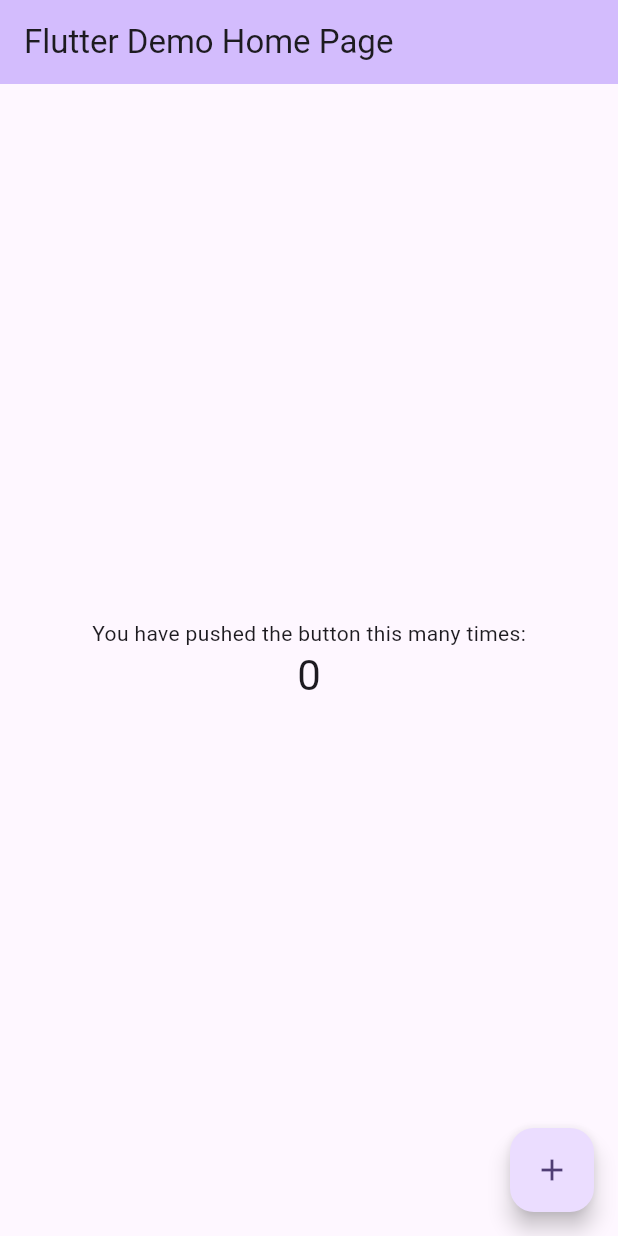
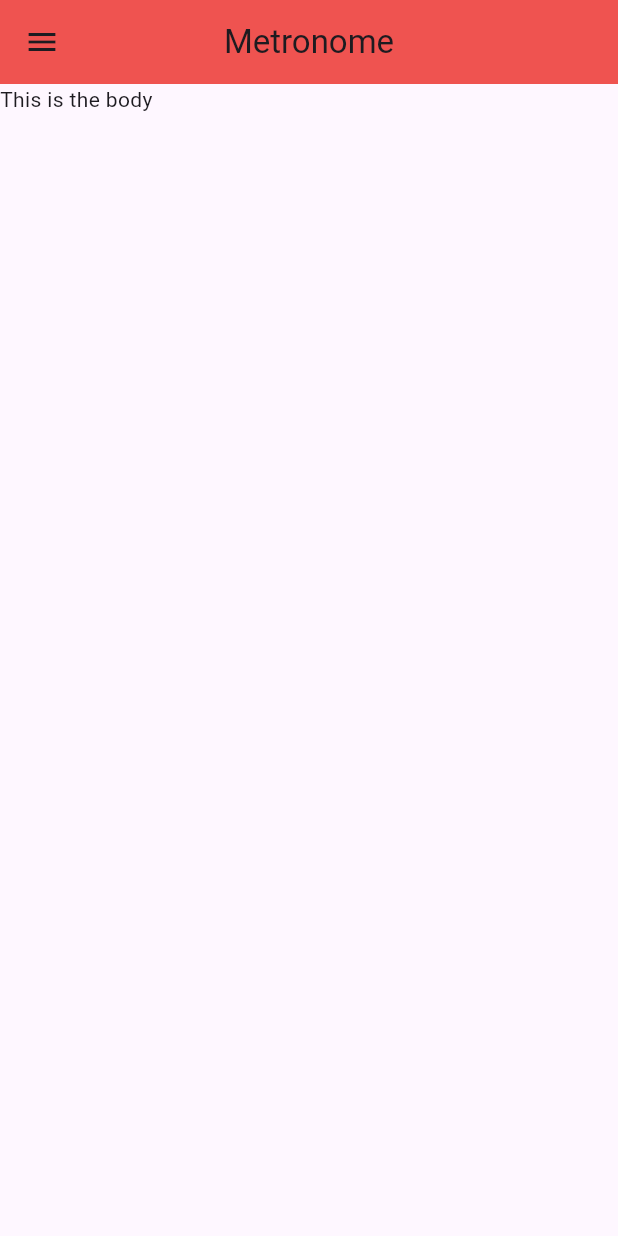
Before and after one commit to AdnanKhaleeli/MetronomeAPP, a Flutter app: the screen it shows after launch, on a phone screen of 412 x 824 dp. Run offline on Flutter 3.47's test engine with Material 3 defaults, Android fonts, the phone set to English and light mode, and no system bars; missing offline and left inert: mongo_dart.

Commit message:
Drawer and general layout set up

```diff
--- a/lib/main.dart
+++ b/lib/main.dart
@@ -8,89 +8,41 @@ void main() async {
    await db.open();
 
   print('Connected to database: ${db.databaseName}');
-  runApp(const MyApp());
+  runApp(const Metronome());
 
 
 }
 
-class MyApp extends StatelessWidget {
-  const MyApp({super.key});
+class Metronome extends StatefulWidget {
+  const Metronome({super.key});
 
-  // This widget is the root of your application.
+  @override
+  State<Metronome> createState() => _Metronome();
+}
+
+class _Metronome extends State<Metronome> {
   @override
   Widget build(BuildContext context) {
-    return MaterialApp(
-      title: 'Metronome',
-      theme: ThemeData(
-
-        colorScheme: ColorScheme.fromSeed(seedColor: Colors.deepPurple),
-        useMaterial3: true,
-      ),
-      home: const MyHomePage(title: 'Flutter Demo Home Page'),
+    return  MaterialApp(
+      home: Scaffold(
+        appBar: AppBar(
+          title: const Text('Metronome'),
+          centerTitle: true,
+          backgroundColor: Colors.red[400],
+        ),
+        drawer:  Drawer(
+          child: ListView(
+            padding: const EdgeInsets.all(0),
+            children: <Widget>[
+              ListTile(
+                title: const Text('Hello there'),
+                onTap: () {},
+              )
+            ],
+          )
+        ),
+        body: const Text("This is the body")
+      )
     );
   }
 }
-
-class MyHomePage extends StatefulWidget {
-  const MyHomePage({super.key, required this.title});
-
-  final String title;
-
-  @override
-  State<MyHomePage> createState() => _MyHomePageState();
-}
-
-class _MyHomePageState extends State<MyHomePage> {
-  int _counter = 0;
-
-  void _incrementCounter() {
-    setState(() {
-      // This call to setState tells the Flutter framework that something has
-      // changed in this State, which causes it to rerun the build method below
-      // so that the display can reflect the updated values. If we changed
-      // _counter without calling setState(), then the build method would not be
-      // called again, and so nothing would appear to happen.
-      _counter++;
-    });
-  }
-
-  @override
-  Widget build(BuildContext context) {
-    // This method is rerun every time setState is called, for instance as done
-    // by the _incrementCounter method above.
-    //
-    // The Flutter framework has been optimized to make rerunning build methods
-    // fast, so that you can just rebuild anything that needs updating rather
-    // than having to individually change instances of widgets.
-    return Scaffold(
-      appBar: AppBar(
-
-        backgroundColor: Theme.of(context).colorScheme.inversePrimary,
-
-        title: Text(widget.title),
-      ),
-      body: Center(
-        // Center is a layout widget. It takes a single child and positions it
-        // in the middle of the parent.
-        child: Column(
-
-          mainAxisAlignment: MainAxisAlignment.center,
-          children: <Widget>[
-            const Text(
-              'You have pushed the button this many times:',
-            ),
-            Text(
-              '$_counter',
-              style: Theme.of(context).textTheme.headlineMedium,
-            ),
-          ],
-        ),
-      ),
-      floatingActionButton: FloatingActionButton(
-        onPressed: _incrementCounter,
-        tooltip: 'Increment',
-        child: const Icon(Icons.add),
-      ), // This trailing comma makes auto-formatting nicer for build methods.
-    );
-  }
-}
```
